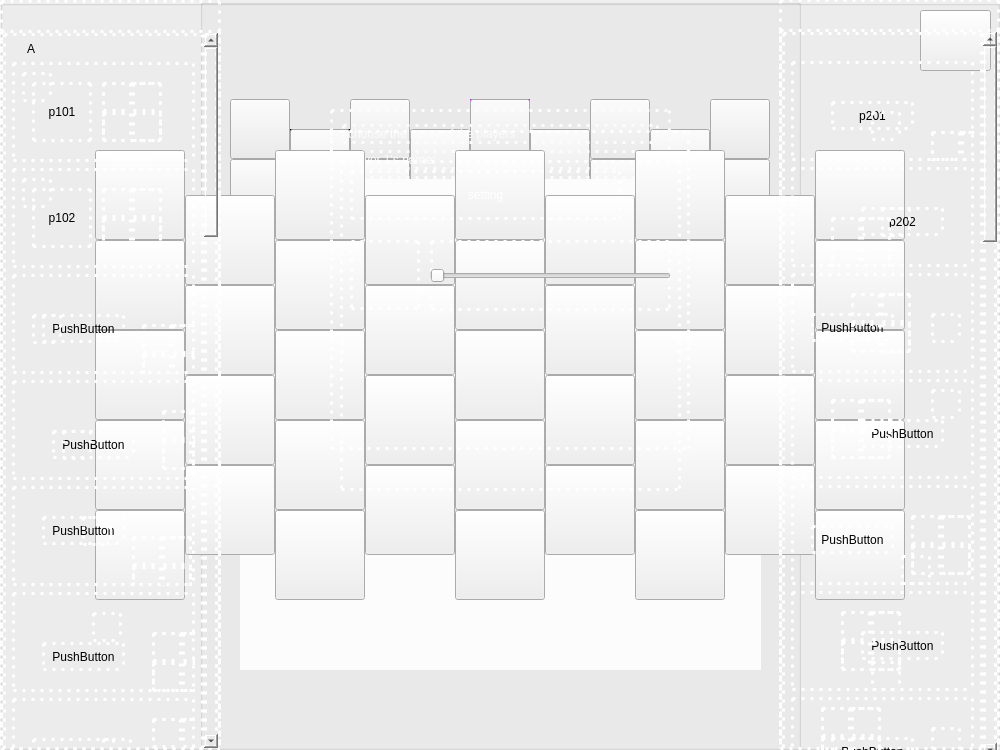
Before: the Qt Designer form mapwindow.ui in SaraSarbakhshi/TacticalMonsters, drawn with Qt 5.
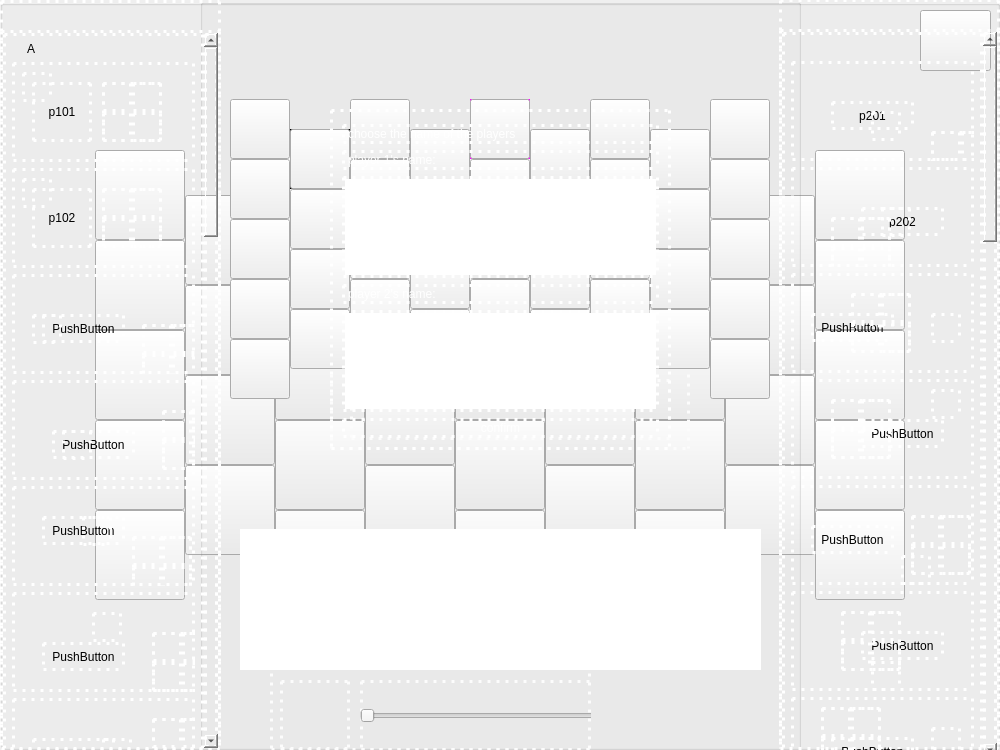
After: the same form once the commit is applied. Icons and pictures are not drawn.

Commit message: feat: game over name shows ;)

Patch:
```diff
--- a/mapwindow.ui
+++ b/mapwindow.ui
@@ -7623,10 +7623,10 @@
    <widget class="QGroupBox" name="groupBox_setting">
     <property name="geometry">
      <rect>
-      <x>340</x>
-      <y>160</y>
-      <width>341</width>
-      <height>331</height>
+      <x>270</x>
+      <y>600</y>
+      <width>321</width>
+      <height>151</height>
      </rect>
     </property>
     <property name="styleSheet">
@@ -7704,9 +7704,9 @@
     <property name="geometry">
      <rect>
       <x>330</x>
-      <y>130</y>
+      <y>139</y>
       <width>360</width>
-      <height>320</height>
+      <height>311</height>
      </rect>
     </property>
     <property name="styleSheet">
@@ -7753,6 +7753,19 @@
       <string/>
      </property>
     </widget>
+    <widget class="QLabel" name="label_whoWon">
+     <property name="geometry">
+      <rect>
+       <x>20</x>
+       <y>240</y>
+       <width>321</width>
+       <height>61</height>
+      </rect>
+     </property>
+     <property name="text">
+      <string/>
+     </property>
+    </widget>
    </widget>
    <widget class="QLabel" name="label_whoseTurn">
     <property name="geometry">
@@ -7813,8 +7826,8 @@
    <zorder>label_whoseTurn</zorder>
    <zorder>groupBox_setting</zorder>
   </widget>
-  <zorder>groupBox_map</zorder>
   <zorder>groupBox_bigMap</zorder>
+  <zorder>groupBox_map</zorder>
   <zorder>groupBox_p1agents</zorder>
   <zorder>groupBox_p2agents</zorder>
  </widget>
```
The commit also changes 1 other file.
